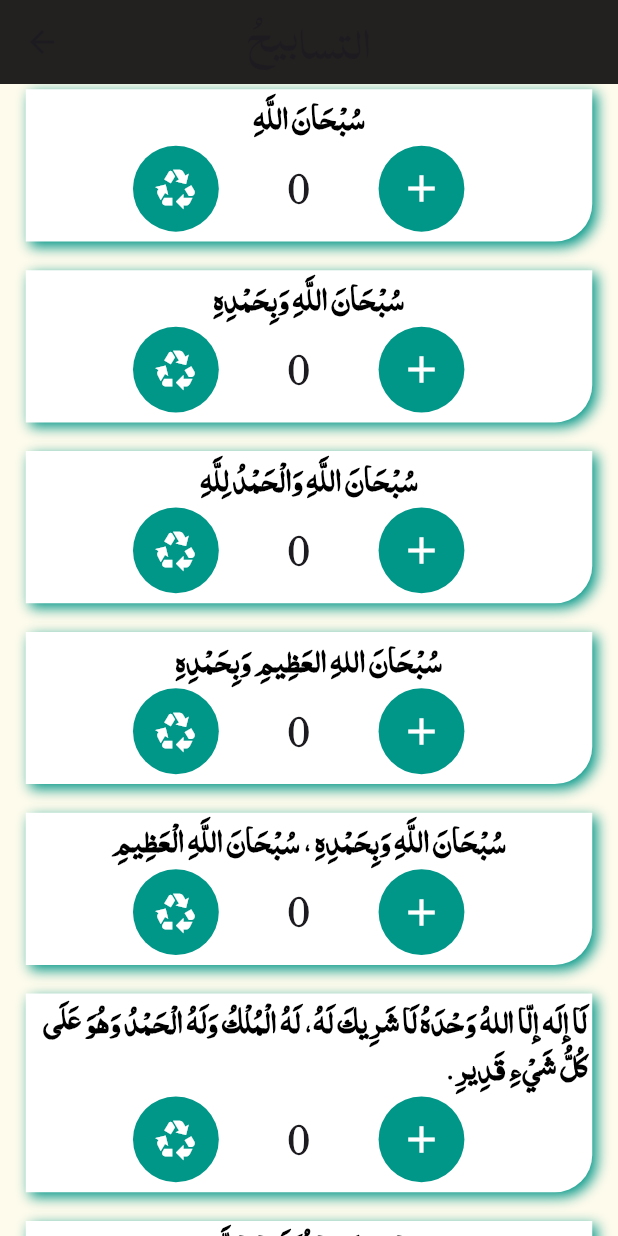
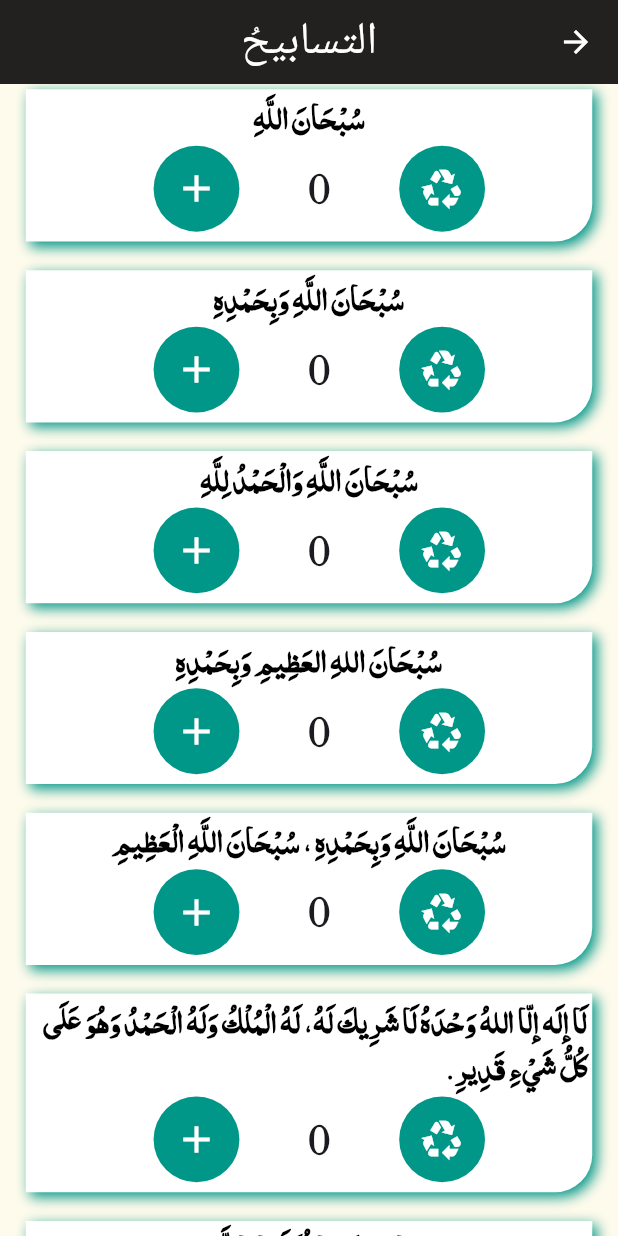
Before and after one commit to Ali-2001-Eg/Eqraa, a Flutter app: the screen it shows after launch, after a tap on "تسابيح", on a phone screen of 412 x 824 dp. Run offline on Flutter 3.47's test engine with Material 3 defaults, Android fonts, the phone set to English and light mode, and no system bars; our stand-ins replace animated_splash_screen, awesome_dialog, conditional_builder_null_safety, dio, flutter_bloc, flutter_cache_manager and 8 more; missing offline and left inert: quran, we_slide; network calls fail.

Commit message:
final version

```diff
--- a/lib/components/components.dart
+++ b/lib/components/components.dart
@@ -93,7 +93,10 @@ AppBar defaultAppBar(
     AppBar(
       title: Text(
         text,
-        style: TextStyle(fontSize: fontSize),
+        style: TextStyle(
+          fontSize: fontSize,
+          color: Colors.white,
+        ),
       ),
       actions: actions,
       centerTitle: true,
@@ -180,19 +183,18 @@ Widget myPanel({
                       type: PageTransitionType.bottomToTop));
             },
             child: Container(
-                padding: EdgeInsets.fromLTRB(2.w, .2.h, 0.3.w, 1.w),
+                // padding: EdgeInsets.fromLTRB(2.w, .2.h, 0.3.w, 1.w),
                 color: HexColor('22211f').withOpacity(0.95),
                 child: Row(
+                  mainAxisAlignment: MainAxisAlignment.spaceBetween,
                   children: [
                     Image.asset(
                       'assets/images/العفاسي.jpg',
                       //width: 20,
                     ),
-                    SizedBox(
-                      width: 3.w,
-                    ),
                     Column(
                       crossAxisAlignment: CrossAxisAlignment.start,
+                      mainAxisAlignment: MainAxisAlignment.center,
                       children: [
                         defaultText(
                           textColor: Colors.white,
@@ -208,9 +210,9 @@ Widget myPanel({
                             textOverflow: TextOverflow.ellipsis),
                       ],
                     ),
-                    const Spacer(),
+                    // const Spacer(),
                     Align(
-                        //widthFactor: .6,
+                        widthFactor: .1,
                         alignment: Alignment.centerRight,
                         child: playIconButton(
                           cubit: cubit,
@@ -219,7 +221,7 @@ Widget myPanel({
                         )),
                     Align(
                       alignment: AlignmentDirectional.topEnd,
-                      widthFactor: 1,
+                      widthFactor: .6,
                       child: IconButton(
                         icon: CircleAvatar(
                           radius: 13,
--- a/lib/main.dart
+++ b/lib/main.dart
@@ -52,13 +52,23 @@ class MyApp extends StatelessWidget {
           locale: const Locale(
             'ar',
           ),
+          builder: (context, child) {
+            return Directionality(
+                textDirection: TextDirection.rtl, child: child!);
+          },
           theme: ThemeData(
-            appBarTheme: AppBarTheme(backgroundColor: HexColor('22211f')),
+            appBarTheme: AppBarTheme(
+                backgroundColor: HexColor('22211f'),
+                titleTextStyle: const TextStyle(color: Colors.white),
+                iconTheme: const IconThemeData(
+                  color: Colors.white,
+                )),
             scaffoldBackgroundColor: HexColor('fefbec'),
             fontFamily: 'QuranFont',
+            iconTheme: const IconThemeData(color: Colors.white),
           ),
           debugShowCheckedModeBanner: false,
-          home: HomeScreen(),
+          home: const HomeScreen(),
         );
       },
     );
--- a/pubspec.yaml
+++ b/pubspec.yaml
@@ -53,6 +53,8 @@ dependencies:
   quran: ^1.1.7
   shared_preferences: ^2.0.15
   we_slide: ^2.3.0
+  rename: ^3.0.1
+  change_app_package_name: ^1.1.0
 dev_dependencies:
 
   flutter_launcher_icons: ^0.13.1
```
Also changed, not shown: lib/screens/Index_screen.dart (+4 -6 lines), pubspec.lock, 13 other files.
